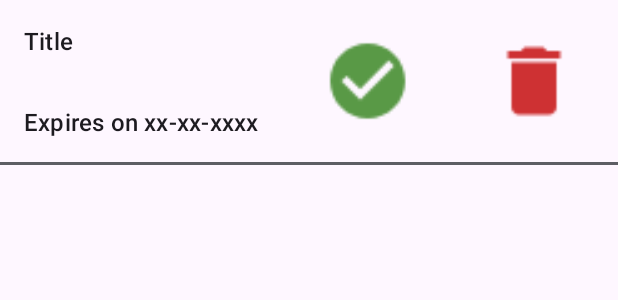
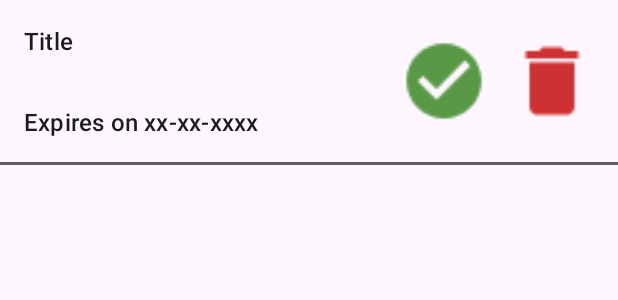
Before and after one commit to omin29/Mobile-Project, an Android app: the layout fragment_todo_task.xml on its own in the app's theme, with its tools: preview values and no code run, on a phone screen of 412 x 824 dp. Shown: the top 300 px of the screen. Run offline under Robolectric (Android 15) with nearby library versions, the phone set to English and light mode, and no system bars.

Commit message:
Partially managed to set up the task list view.

```diff
--- a/app/src/main/java/com/example/taskmanager/SaveTaskActivity.java
+++ b/app/src/main/java/com/example/taskmanager/SaveTaskActivity.java
@@ -87,7 +87,7 @@ public class SaveTaskActivity extends AppCompatActivity {
             }
             catch (Exception e) {
                 Toast.makeText(this, e.getLocalizedMessage(), Toast.LENGTH_LONG).show();
-                Log.d("INSERT_EXCEPTION", e.getLocalizedMessage());
+                //Log.d("INSERT_EXCEPTION", e.getLocalizedMessage());
             }
             finally {
                 if(_db != null) {
--- a/app/src/main/res/layout/fragment_todo_task.xml
+++ b/app/src/main/res/layout/fragment_todo_task.xml
@@ -1,20 +1,26 @@
 <?xml version="1.0" encoding="utf-8"?>
 <LinearLayout xmlns:android="http://schemas.android.com/apk/res/android"
+    xmlns:app="http://schemas.android.com/apk/res-auto"
+    xmlns:tools="http://schemas.android.com/tools"
     android:layout_width="match_parent"
     android:layout_height="wrap_content"
     android:divider="@drawable/list_divider"
     android:orientation="vertical"
     android:showDividers="end">
 
-    <LinearLayout
+    <androidx.constraintlayout.widget.ConstraintLayout
         android:layout_width="match_parent"
         android:layout_height="wrap_content"
         android:orientation="horizontal">
 
         <LinearLayout
+            android:id="@+id/linearLayout2"
             android:layout_width="wrap_content"
             android:layout_height="wrap_content"
-            android:orientation="vertical">
+            android:orientation="vertical"
+            app:layout_constraintBottom_toBottomOf="parent"
+            app:layout_constraintStart_toStartOf="parent"
+            app:layout_constraintTop_toTopOf="parent">
 
             <TextView
                 android:id="@+id/todoTaskTitle"
@@ -37,23 +43,31 @@
             android:id="@+id/completeTodoTaskButton"
             android:layout_width="wrap_content"
             android:layout_height="match_parent"
+            android:layout_marginEnd="48dp"
             android:layout_weight="1"
             android:background="@android:color/transparent"
             android:contentDescription="@string/task_complete_button_content_description"
             android:scaleX="2.5"
             android:scaleY="2.5"
-            android:src="@drawable/ic_complete" />
+            android:src="@drawable/ic_complete"
+            app:layout_constraintBottom_toBottomOf="parent"
+            app:layout_constraintEnd_toStartOf="@+id/deleteTodoTaskButton"
+            app:layout_constraintTop_toTopOf="parent" />
 
         <ImageButton
             android:id="@+id/deleteTodoTaskButton"
             android:layout_width="wrap_content"
             android:layout_height="match_parent"
+            android:layout_marginEnd="32dp"
             android:layout_weight="1"
             android:background="@android:color/transparent"
             android:contentDescription="@string/task_delete_button_content_description"
             android:scaleX="2.5"
             android:scaleY="2.5"
-            android:src="@drawable/ic_delete" />
+            android:src="@drawable/ic_delete"
+            app:layout_constraintBottom_toBottomOf="parent"
+            app:layout_constraintEnd_toEndOf="parent"
+            app:layout_constraintTop_toTopOf="parent" />
 
-    </LinearLayout>
+    </androidx.constraintlayout.widget.ConstraintLayout>
 </LinearLayout>
--- a/app/src/main/res/values/strings.xml
+++ b/app/src/main/res/values/strings.xml
@@ -13,6 +13,7 @@
     <string name="task_save_success_message">Task saved successfully</string>
     <string name="task_title_placeholder">Title</string>
     <string name="task_expires_on_placeholder">Expires on xx-xx-xxxx</string>
+    <string name="task_expires_on_beginning">&#128343; &#160;</string>
     <string name="task_complete_button_content_description">Marks the task as completed</string>
     <string name="task_delete_button_content_description">Deletes the task</string>
 </resources>
```
Also changed, not shown: app/src/main/java/com/example/taskmanager/fragments/MyTaskRecyclerViewAdapter.java (+31 -21 lines), app/src/main/java/com/example/taskmanager/fragments/TaskFragment.java (+8 -3 lines).
